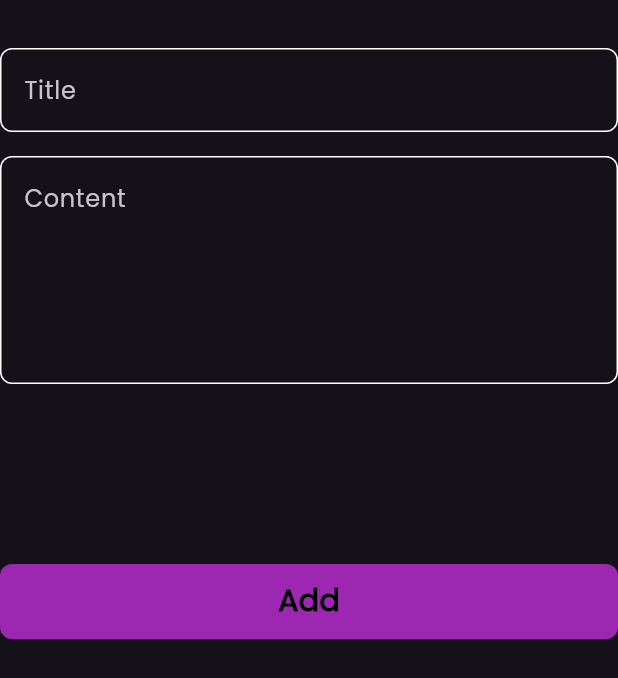
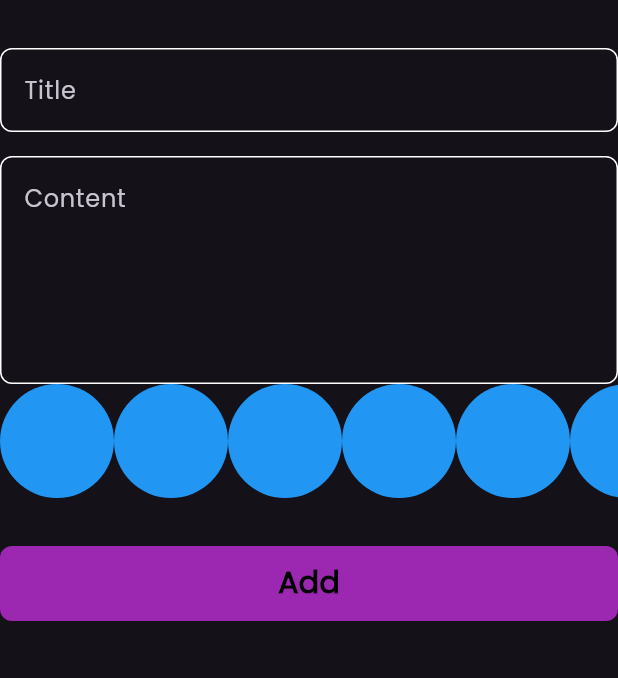
Before and after one commit to MohamedkamalSoudi/Notes-App, a Flutter app: the AddNoteForm widget shown alone on an empty page, opened directly, on a phone screen of 412 x 824 dp. Shown: the top 678 px of the screen. Run offline on Flutter 3.47's test engine with Material 3 defaults, Android fonts, the phone set to English and light mode, and no system bars; our stand-ins replace flutter_bloc, hive, hive_flutter; accounts and stored records are empty.

Commit message:
creat colors list view part one

```diff
--- a/lib/widgets/add_note_form.dart
+++ b/lib/widgets/add_note_form.dart
@@ -3,6 +3,7 @@ import 'package:flutter_bloc/flutter_bloc.dart';
 import 'package:intl/intl.dart';
 import 'package:notes_app/cubits_add_note_cubit/cubits_note_cubit.dart';
 import 'package:notes_app/models/note_model.dart';
+import 'package:notes_app/widgets/colors_list_view.dart';
 import 'package:notes_app/widgets/custom_bottom.dart';
 import 'package:notes_app/widgets/custom_text_field.dart';
 
@@ -46,18 +47,20 @@ class _AddNoteFormState extends State<AddNoteForm> {
             hint: 'Content',
             maxLinse: 5,
           ),
+           const  ColorsListView(),
           const SizedBox(
-            height: 120,
+            height: 32,
           ),
           BlocBuilder<AddNoteCubit, AddNoteState>(
             builder: (context, state) {
               return CustomButtom(
-                isLoading: state is AddNoteLoading ? true :false,
+                isLoading: state is AddNoteLoading ? true : false,
                 onTap: () {
                   if (formKey.currentState!.validate()) {
                     formKey.currentState!.save();
                     var currentDate = DateTime.now();
-                    var formattedCurrentDate = DateFormat.yMd().format(currentDate);
+                    var formattedCurrentDate =
+                        DateFormat.yMd().format(currentDate);
                     var notModel = NoteModel(
                         title: title!,
                         subTitle: subTitle!,
--- /dev/null
+++ b/lib/widgets/colors_list_view.dart
@@ -0,0 +1,31 @@
+import 'package:flutter/material.dart';
+
+class ColorItem extends StatelessWidget {
+  const ColorItem({super.key});
+
+  @override
+  Widget build(BuildContext context) {
+    return const CircleAvatar(
+      radius: 38,
+      backgroundColor: Colors.blue,
+    );
+  }
+}
+
+class ColorsListView extends StatelessWidget {
+  const ColorsListView({super.key});
+
+  @override
+  Widget build(BuildContext context) {
+    return SizedBox(
+      height: 38*2,
+      child: ListView.builder(
+        itemCount: 10,
+        scrollDirection: Axis.horizontal,
+        itemBuilder: (context, index) {
+          return const ColorItem();
+        },
+      ),
+    );
+  }
+}
```
